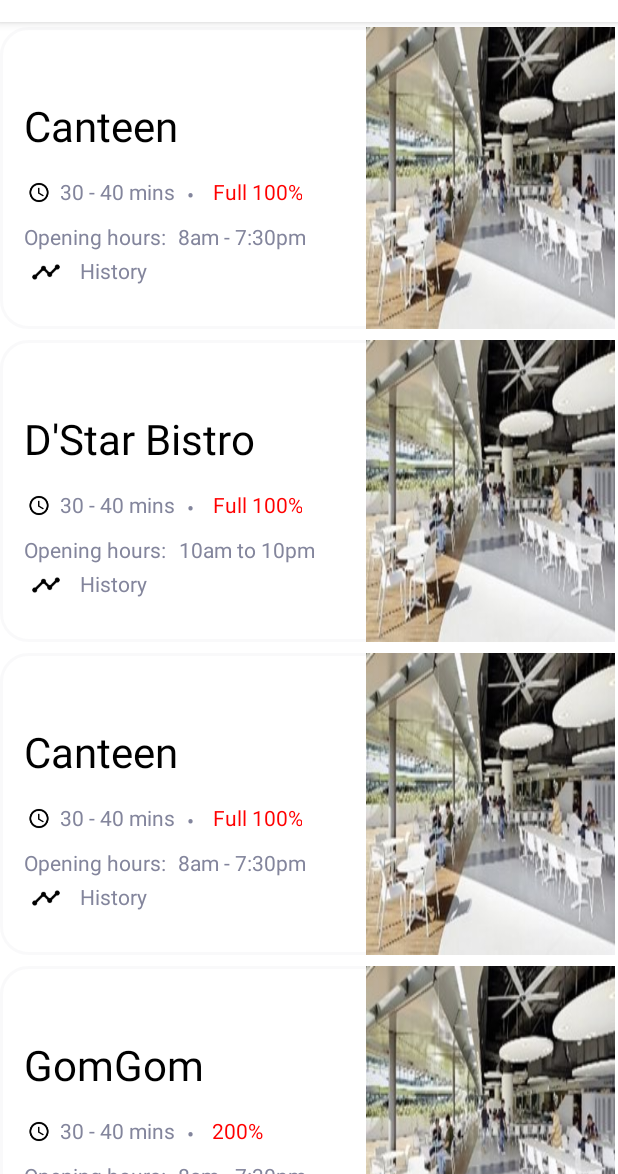
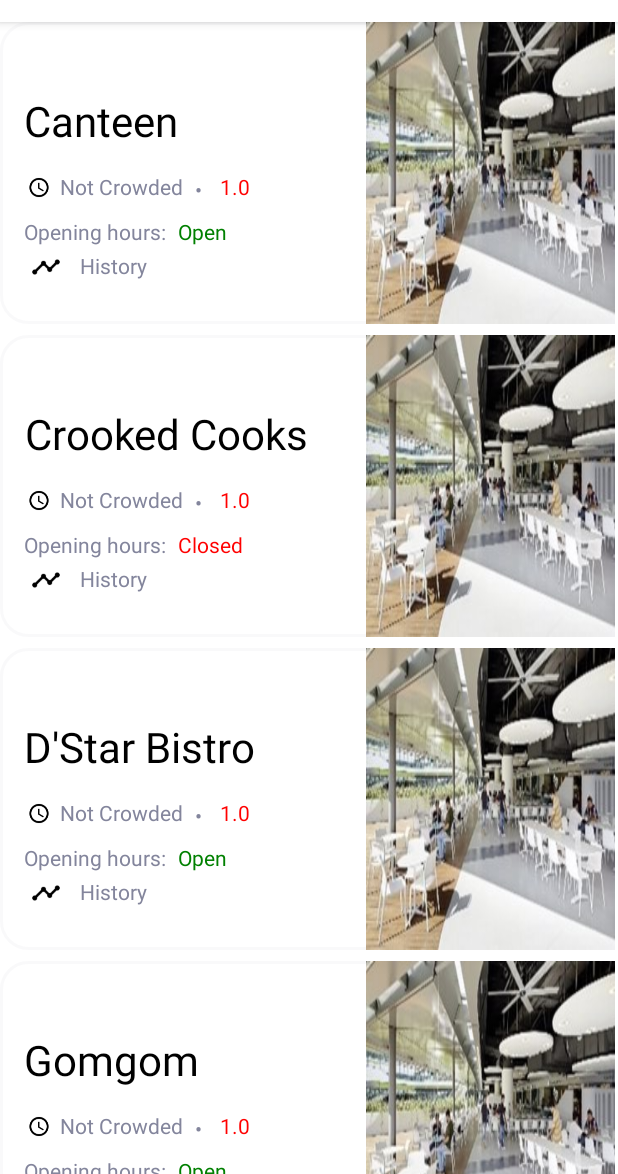
Before and after one commit to javiertzr01/50.001-FEAST, an Android app: the screen it shows after launch (HomePage), on a phone screen of 412 x 824 dp, the part 62-1236 px from its top. Run offline under Robolectric (Android 15) with nearby library versions, the phone set to English and light mode, and no system bars; our stand-ins replace Firebase (no records; nobody signed in at launch, a user with empty details on screens opened directly).

Commit message:
fnb instantiation into front end, with sorter

```diff
--- /dev/null
+++ b/FEAST/app/src/main/java/com/example/feast/CreateEstablishments.java
@@ -0,0 +1,43 @@
+package com.example.feast;
+
+import android.os.Build;
+
+import androidx.annotation.RequiresApi;
+
+import java.util.ArrayList;
+import java.util.List;
+
+public class CreateEstablishments {
+
+    private static CreateEstablishments instance = null;
+    static List<FNBEstablishment> fnbList = new ArrayList<>();
+    FNBEstablishment canteen;
+    FNBEstablishment dStar;
+    FNBEstablishment crookedCooks;
+    FNBEstablishment gomgom;
+    FNBEstablishment simons;
+
+    @RequiresApi(api = Build.VERSION_CODES.O)
+    private CreateEstablishments(){
+        canteen = new FNBEstablishment(200, false, true, "Canteen", "08:00:00", "19:30:00", "place");
+        fnbList.add(canteen);
+        dStar = new FNBEstablishment(60, false, false, "D'Star Bistro", "10:30:00", "22:30:00", "place");
+        fnbList.add(dStar);
+        crookedCooks = new FNBEstablishment(50, false, true, "Crooked Cooks", "12:00:00", "20:00:00", "place");
+        fnbList.add(crookedCooks);
+        gomgom = new FNBEstablishment(20, false, false, "Gomgom", "10:00:00", "18:00:00", "place");
+        fnbList.add(gomgom);
+        simons = new FNBEstablishment(30, false, true, "Simon's", "10:00:00", "17:00:00", "place");
+        fnbList.add(simons);
+    }
+
+    @RequiresApi(api = Build.VERSION_CODES.O)
+    public static CreateEstablishments getInstance() {
+        if (instance == null) instance = new CreateEstablishments();
+        return instance;
+    }
+
+    public static List<FNBEstablishment> getList(){
+        return fnbList;
+    }
+}
--- a/FEAST/app/src/main/java/com/example/feast/FNBButton.java
+++ b/FEAST/app/src/main/java/com/example/feast/FNBButton.java
@@ -1,11 +1,13 @@
 package com.example.feast;
 
 import android.content.Context;
+import android.graphics.Color;
 import android.view.LayoutInflater;
 import android.view.View;
 import android.widget.ImageView;
 import android.widget.TextView;
 
+import androidx.annotation.ColorRes;
 import androidx.constraintlayout.widget.ConstraintLayout;
 
 import java.util.ArrayList;
@@ -15,7 +17,7 @@ public class FNBButton extends ConstraintLayout {
     private TextView fnbEstablishmentName; // for the name of the F&B establishment (e.g. Canteen)
     private TextView waitingTime; // for the estimated waiting time at the F&B establishment given current crowd levels
     private TextView capacity; // for the current capacity of the F&B establishment, consisting of a word description and a percentage (e.g. Full 100%)
-    private TextView openingHours; // for the opening hours of the F&B establishment (e.g. 8am to 7.30pm)
+    private TextView open; // for the opening hours of the F&B establishment (e.g. 8am to 7.30pm)
     private ImageView fnbPhoto; // for a picture of the F&B establishment, to grab the image from the database or from some website? Backend team to clarify
     private TextView dotText; // constant
     private TextView openingHoursText; // constant
@@ -30,7 +32,7 @@ public class FNBButton extends ConstraintLayout {
         this.fnbEstablishmentName = view.findViewById(R.id.fnbEstablishmentName);
         this.waitingTime = view.findViewById(R.id.waitingTime);
         this.capacity = view.findViewById(R.id.capacity);
-        this.openingHours = view.findViewById(R.id.openingHours);
+        this.open = view.findViewById(R.id.isOpen);
         this.fnbPhoto = view.findViewById(R.id.fnbPhoto);
         this.dotText = view.findViewById(R.id.dotText);
         this.openingHoursText = view.findViewById(R.id.openingHoursText);
@@ -53,8 +55,8 @@ public class FNBButton extends ConstraintLayout {
         return capacity;
     }
 
-    public TextView getOpeningHours() {
-        return openingHours;
+    public TextView getOpen() {
+        return open;
     }
 
     public ImageView getFnbPhoto() {
@@ -101,9 +103,15 @@ public class FNBButton extends ConstraintLayout {
         this.capacity.setText(value);
     }
 
-    public void setOpeningHours(String value){
+    public void setOpen(String value){
 //        this.openingHours.setText(R.string.test_openingHours); // pull the current opening hours of the F&B establishment from the database; currently a placeholder test value
-        this.openingHours.setText(value);
+        if (value == "Closed"){
+            this.open.setTextColor(Color.parseColor("#FF0000"));
+        }
+        else{
+            this.open.setTextColor(Color.parseColor("#008000"));
+        }
+        this.open.setText(value);
     }
 
     public void setFNBPhoto(String value){
--- a/FEAST/app/src/main/java/com/example/feast/FNBEstablishment.java
+++ b/FEAST/app/src/main/java/com/example/feast/FNBEstablishment.java
@@ -10,6 +10,7 @@ import java.util.HashMap;
 public class FNBEstablishment{
     int maxCapacity;
     boolean isFavorite;
+    boolean isHalal;
     String name;
     String openHour;
     String closeHour;
@@ -27,6 +28,7 @@ public class FNBEstablishment{
     {
         maxCapacity = 1;
         isFavorite = false;
+        isHalal = false;
         name = "defaultFNB";
         openHour = "08";
         openMin = "00";
@@ -44,14 +46,15 @@ public class FNBEstablishment{
     }
 
     @RequiresApi(api = Build.VERSION_CODES.O)
-    FNBEstablishment(int maxCapacity, boolean isFavorite, String name, String openingHour, String closingHour, String description) //openingHour and closingHour must be in "hh:mm" format
+    FNBEstablishment(Integer maxCapacity, boolean isFavorite, boolean isHalal, String name, String openingHour, String closingHour, String description) //openingHour and closingHour must be in "hh:mm" format
     {
         this.maxCapacity = maxCapacity;
         this.isFavorite = isFavorite;
+        this.isHalal = isHalal;
         this.name = name;
         this.description = description;
         for (DayOfWeek d: DayOfWeek.values()){      //From Sunday to Saturday
-            daysOpen.put(d, false);
+            daysOpen.put(d, true);
         }
         this.crowdLevel = new CrowdLevel();
         this.weeklyTracker = new WeeklyTracker();
@@ -161,7 +164,7 @@ public class FNBEstablishment{
             return "Open";
         }
 
-        return "Close";
+        return "Closed";
     }
 //Future Improvements: (If we not lazy)
 // does not account for specific dates closed
--- a/FEAST/app/src/main/java/com/example/feast/HomePage.java
+++ b/FEAST/app/src/main/java/com/example/feast/HomePage.java
@@ -1,22 +1,20 @@
 package com.example.feast;
 
-import androidx.annotation.NonNull;
 import androidx.annotation.RequiresApi;
 import androidx.appcompat.app.AppCompatActivity;
-import androidx.constraintlayout.widget.ConstraintLayout;
 
-import android.content.Intent;
 import android.os.Build;
 import android.os.Bundle;
 import android.view.View;
 import android.widget.LinearLayout;
 import android.widget.TextView;
+import android.widget.Toast;
 
-import com.google.firebase.database.DataSnapshot;
-import com.google.firebase.database.DatabaseError;
-import com.google.firebase.database.DatabaseReference;
-import com.google.firebase.database.FirebaseDatabase;
-import com.google.firebase.database.ValueEventListener;
+import java.time.LocalDate;
+import java.time.LocalTime;
+import java.util.Collections;
+import java.util.Comparator;
+import java.util.List;
 
 @RequiresApi(api = Build.VERSION_CODES.O)
 public class HomePage extends AppCompatActivity {
@@ -29,38 +27,75 @@ public class HomePage extends AppCompatActivity {
 
         linearlayout = findViewById(R.id.homePageLayout); // initialises the LinearLayout into linearlayout
 
-        int n = 5;
+        //singleton
+        CreateEstablishments.getInstance();
+        List<FNBEstablishment> fnbList = CreateEstablishments.getList();
 
-        for (int i = 0; i <= n; i++){
-            if (i == 0){
-                TextView firstEmptySpace = new TextView(this); // for the empty space above the first FNB Button
-                firstEmptySpace.setTextSize(2);
-                linearlayout.addView(firstEmptySpace);
-            }
+        //TODO: choose sorting method
+        //get the comparator
+        Comparator<FNBEstablishment> chosenComparator = new IsFavoriteComparator();
 
+        Collections.sort(fnbList, chosenComparator); // order fnb establishments based on isFavorite, then chosen sorting method
+        LocalDate localDate = LocalDate.now();
+        String time = String.valueOf(localDate);
+        Toast.makeText(getApplicationContext(), time, Toast.LENGTH_LONG).show();
+
+        for (FNBEstablishment est : fnbList) {
             FNBButton fnbButton = new FNBButton(this);
             TextView emptySpace = new TextView(this); // for the empty space between each FNBButton instance
+            fnbButton.setFNBEstablishmentName(est.name);
+            fnbButton.setOpen(est.isOpen());
+            fnbButton.setCapacity(String.valueOf(est.crowdLevel.crowdPercentage));
+//            fnbButton.setFNBPhoto();
+            fnbButton.setWaitingTime(String.valueOf(est.crowdLevel.currentCrowdLevel));
 
-            if (i == 1){
-                fnbButton.setFNBEstablishmentName("D'Star Bistro");
-                fnbButton.setOpeningHours("10am to 10pm");
-            }
-
-            if (i == 3){
-                fnbButton.setFNBEstablishmentName("GomGom");
-                fnbButton.setCapacity("200%");
-            }
+            //TODO
+//            fnbButton.setIsFavourite();
+//            fnbButton.setIsHalal();
+//            fnbButton.setIsFavourite();
+//            fnbButton.setIsOpen();
 
             emptySpace.setTextSize(5);
             linearlayout.addView(fnbButton);
             linearlayout.addView(emptySpace);
 
-            if (i == n){
-                TextView lastEmptySpace = new TextView(this); // for the empty space below the last FNB Button
-                lastEmptySpace.setTextSize(2);
-                linearlayout.addView(lastEmptySpace);
-            }
         }
+
+        TextView lastEmptySpace = new TextView(this); // for the empty space below the last FNB Button
+        lastEmptySpace.setTextSize(2);
+        linearlayout.addView(lastEmptySpace);
+
+        // old instantiation
+//        for (int i = 0; i <= 5; i++){
+//            if (i == 0){
+//                TextView firstEmptySpace = new TextView(this); // for the empty space above the first FNB Button
+//                firstEmptySpace.setTextSize(2);
+//                linearlayout.addView(firstEmptySpace);
+//            }
+//
+//            FNBButton fnbButton = new FNBButton(this);
+//            TextView emptySpace = new TextView(this); // for the empty space between each FNBButton instance
+//
+//            if (i == 1){
+//                fnbButton.setFNBEstablishmentName("D'Star Bistro");
+//                fnbButton.setOpeningHours("10am to 10pm");
+//            }
+//
+//            if (i == 3){
+//                fnbButton.setFNBEstablishmentName("GomGom");
+//                fnbButton.setCapacity("200%");
+//            }
+//
+//            emptySpace.setTextSize(5);
+//            linearlayout.addView(fnbButton);
+//            linearlayout.addView(emptySpace);
+//
+//            if (i == 5){
+//                TextView lastEmptySpace = new TextView(this); // for the empty space below the last FNB Button
+//                lastEmptySpace.setTextSize(2);
+//                linearlayout.addView(lastEmptySpace);
+//            }
+//        }
 
         /* Testing for CrowdLevel and WeeklyTracker attribute of FNBEstablishment
            Attributes of Crowdlevel and WeeklyTracker must be set before they can be get
@@ -124,7 +159,7 @@ public class HomePage extends AppCompatActivity {
             }
         });
 
-        fnbButton.getOpeningHours().setOnClickListener(new View.OnClickListener() {
+        fnbButton.getOpen().setOnClickListener(new View.OnClickListener() {
             @Override
             public void onClick(View view) {
 //                goToOthersInfoPage(view);
@@ -212,7 +247,7 @@ public class HomePage extends AppCompatActivity {
             }
         });
 
-        fnbButton.getOpeningHours().setOnClickListener(new View.OnClickListener() {
+        fnbButton.getOpen().setOnClickListener(new View.OnClickListener() {
             @Override
             public void onClick(View view) {
 //                goToCanteenPage(view);
--- a/FEAST/app/src/main/java/com/example/feast/IsFavoriteComparator.java
+++ b/FEAST/app/src/main/java/com/example/feast/IsFavoriteComparator.java
@@ -12,11 +12,11 @@ public class IsFavoriteComparator implements Comparator<FNBEstablishment> {
         }
         else if (fnb1.isFavorite)
         {
-            return 1;
+            return -1;
         }
         else
         {
-            return -1;
+            return 1;
         }
     }
 
--- a/FEAST/app/src/main/res/layout/fnb_button.xml
+++ b/FEAST/app/src/main/res/layout/fnb_button.xml
@@ -75,7 +75,7 @@
         android:clickable="true"
         android:gravity="center"
         android:text="@string/test_capacity"
-        android:textColor="#FF0000"
+        android:textColor="@color/red"
         app:layout_constraintBottom_toBottomOf="parent"
         app:layout_constraintStart_toEndOf="@+id/dotText"
         app:layout_constraintTop_toTopOf="parent"
@@ -97,13 +97,13 @@
         app:layout_constraintVertical_bias="0.135" />
 
     <TextView
-        android:id="@+id/openingHours"
+        android:id="@+id/isOpen"
         android:layout_width="wrap_content"
         android:layout_height="wrap_content"
         android:layout_marginStart="8dp"
         android:clickable="true"
         android:gravity="center"
-        android:text="@string/test_openingHours"
+        android:text="@string/open"
         android:textColor="#83859C"
         app:layout_constraintBottom_toBottomOf="parent"
         app:layout_constraintStart_toEndOf="@+id/openingHoursText"
--- a/FEAST/app/src/main/res/values/colors.xml
+++ b/FEAST/app/src/main/res/values/colors.xml
@@ -7,5 +7,7 @@
     <color name="teal_700">#FF018786</color>
     <color name="black">#FF000000</color>
     <color name="white">#FFFFFFFF</color>
-    <color name="feast_blue">#4E60FF</color>
+    <color name="feast_blue">#4E60FF</color>\
+    <color name="green">#32CD32</color>
+    <color name="red">#FF0000</color>
 </resources>
--- a/FEAST/app/src/main/res/values/strings.xml
+++ b/FEAST/app/src/main/res/values/strings.xml
@@ -7,4 +7,5 @@
     <string name="test_waitingTime">30 - 40 mins</string>
     <string name="test_capacity">Full 100%</string>
     <string name="test_openingHours">8am - 7:30pm</string>
+    <string name="open">Open</string>
 </resources>
```
Also changed, not shown: 1 other file.
